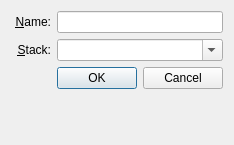
Qt form quentier/src/dialogs/AddOrEditNotebookDialog.ui (d1vanov/quentier) before a commit.
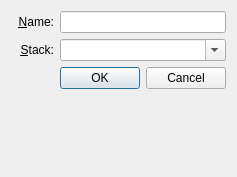
The same form after that commit.

```diff
--- a/quentier/src/dialogs/AddOrEditNotebookDialog.ui
+++ b/quentier/src/dialogs/AddOrEditNotebookDialog.ui
@@ -6,8 +6,8 @@
    <rect>
     <x>0</x>
     <y>0</y>
-    <width>234</width>
-    <height>145</height>
+    <width>237</width>
+    <height>177</height>
    </rect>
   </property>
   <property name="windowTitle">
```
Left out of the diff: 14 changed lines with no effect on the pictures.
